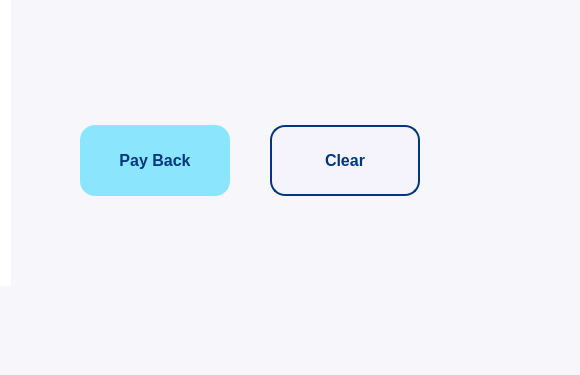
This is loanPayBack.ui in mintpancake/ikyc as Qt 5 draws it before an edit; both pictures show x 620 to 1200 and y 425 to 800 of the 1200 by 800 pixel window. The edited form follows.
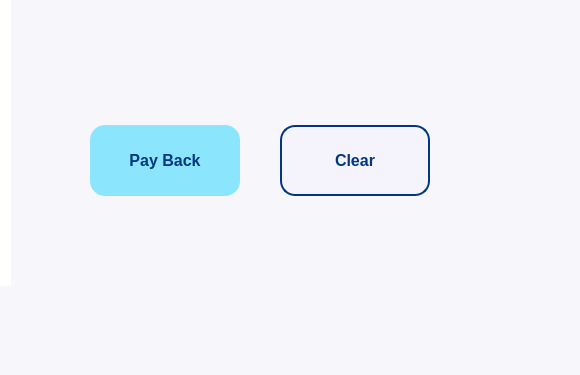
This is the edited form. Icons and pictures are not drawn.

```diff
--- a/loanPayBack.ui
+++ b/loanPayBack.ui
@@ -523,7 +523,7 @@
    <widget class="QPushButton" name="payButton">
     <property name="geometry">
      <rect>
-      <x>700</x>
+      <x>710</x>
       <y>550</y>
       <width>150</width>
       <height>71</height>
@@ -745,7 +745,7 @@
    <widget class="QPushButton" name="clearButton">
     <property name="geometry">
      <rect>
-      <x>890</x>
+      <x>900</x>
       <y>550</y>
       <width>150</width>
       <height>71</height>
```
